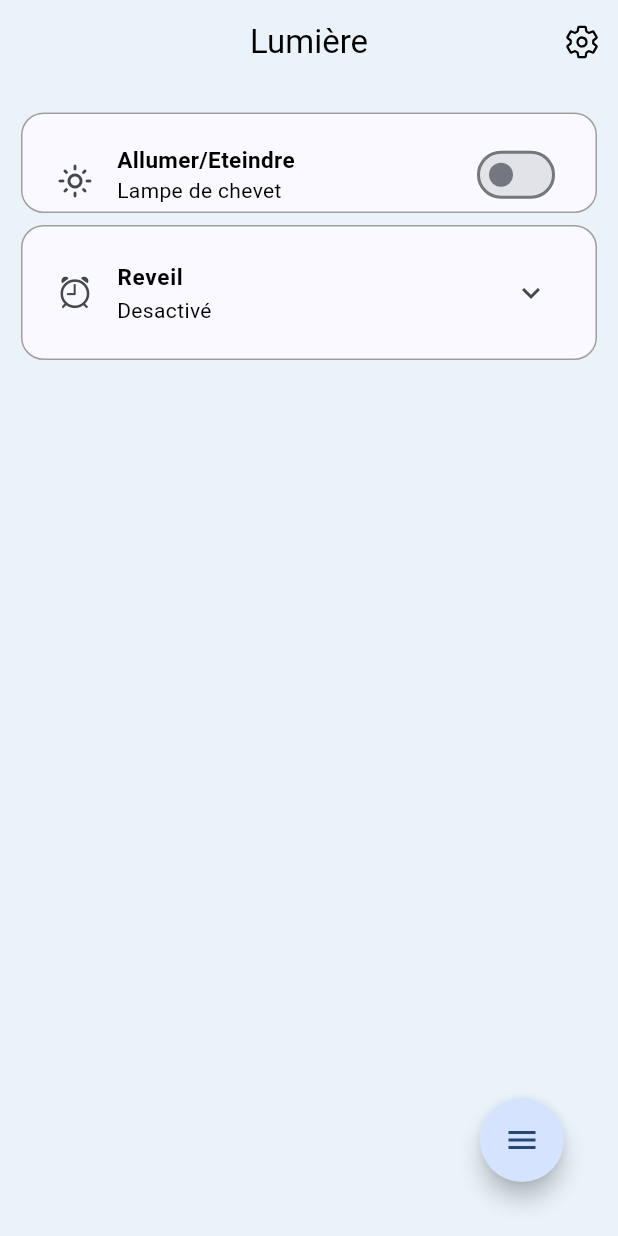
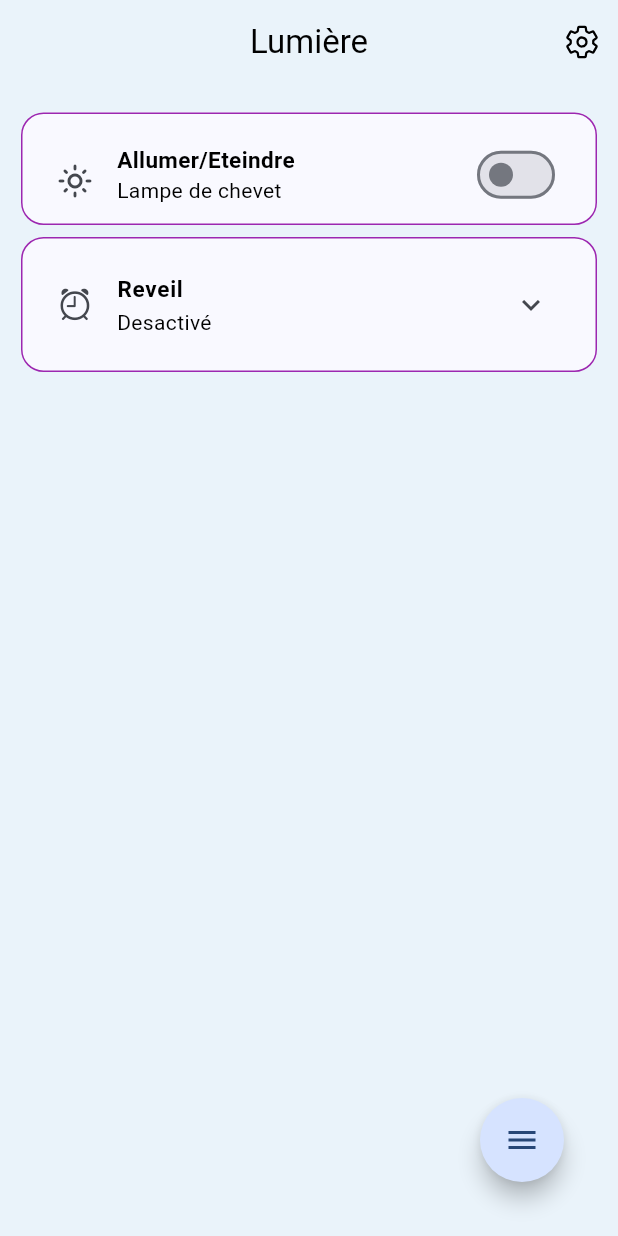
Before and after one commit to AymericROUVRAIS/lumiere, a Flutter app: the screen it shows after launch, on a phone screen of 412 x 824 dp. Run offline on Flutter 3.47's test engine with Material 3 defaults, Android fonts, the phone set to English and light mode, and no system bars; drawn by our look-alikes of flutter_speed_dial; our stand-ins replace ionicons, toggle_switch; missing offline and left inert: interactive_slider.

Commit message:
Generalizing card theme

```diff
--- a/lib/components/main_card.dart
+++ b/lib/components/main_card.dart
@@ -30,10 +30,7 @@ class _MainCardState extends State<MainCard> {
       padding: const EdgeInsets.symmetric(horizontal: 10.0),
       child: Card.outlined(
         color: Theme.of(context).cardColor,
-        shape: RoundedRectangleBorder(
-          side: const BorderSide(color: Colors.grey, width: 1.0),
-          borderRadius: BorderRadius.circular(15),
-        ), // customize card border
+        shape: Theme.of(context).cardTheme.shape, // customize card border
         child: Padding(
           padding: const EdgeInsets.all(8.0),
           child: ExpansionTile(
--- a/lib/components/switch_expansion_tile.dart
+++ b/lib/components/switch_expansion_tile.dart
@@ -46,10 +46,8 @@ class SwitchControlledExpansionTileState
       padding: const EdgeInsets.symmetric(horizontal: 10.0),
       child: Card.outlined(
         color: Theme.of(context).cardColor,
-        shape: RoundedRectangleBorder(
-          side: const BorderSide(color: Colors.grey, width: 1.0),
-          borderRadius: BorderRadius.circular(15),
-        ), // customize card border
+        shape: Theme.of(context).cardTheme.shape,
+        // customize card border
         child: Padding(
           padding: const EdgeInsets.fromLTRB(8.0, 8.0, 8.0, 0.0),
           child: Column(
@@ -58,7 +56,12 @@ class SwitchControlledExpansionTileState
                 behavior: HitTestBehavior.opaque,
                 onTap: () {},
                 child: Container(
-                  padding: EdgeInsets.fromLTRB(16.0, 8.0, 16.0, 0.0),
+                  padding: EdgeInsets.fromLTRB(
+                    16.0,
+                    8.0,
+                    16.0,
+                    isExpanded ? 0.0 : 8.0,
+                  ),
                   color: Colors.transparent,
                   child: Row(
                     children: [
--- a/lib/theme/theme.dart
+++ b/lib/theme/theme.dart
@@ -23,7 +23,13 @@ final ThemeData lightMode = ThemeData(
     bodyMedium: TextStyle(color: Color(0xFF1E1E2E)),
     bodySmall: TextStyle(color: Colors.black),
   ),
-  cardTheme: CardThemeData(color: Colors.blue[50]),
+  cardTheme: CardThemeData(
+    color: Colors.blue[50],
+    shape: RoundedRectangleBorder(
+      side: const BorderSide(color: Colors.purple, width: 1.0),
+      borderRadius: BorderRadius.circular(15),
+    ),
+  ),
   sliderTheme: SliderThemeData(
     activeTrackColor: Color(0xFF468df3),
     inactiveTrackColor: Colors.grey,
@@ -53,7 +59,13 @@ final ThemeData darkMode = ThemeData(
     bodyMedium: TextStyle(color: Color(0xFFEAEAEA)),
     bodySmall: TextStyle(),
   ),
-  cardTheme: CardThemeData(color: Color(0xFF58575a)),
+  cardTheme: CardThemeData(
+    color: Color(0xFF58575a),
+    shape: RoundedRectangleBorder(
+      side: const BorderSide(color: Colors.grey, width: 1.0),
+      borderRadius: BorderRadius.circular(15),
+    ),
+  ),
   sliderTheme: SliderThemeData(
     activeTrackColor: Color(0xFF468df3),
     inactiveTrackColor: Colors.blue[50],
```
